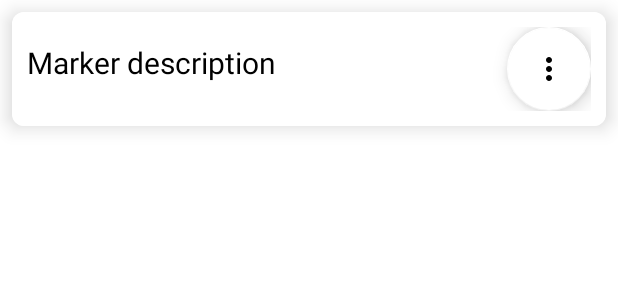
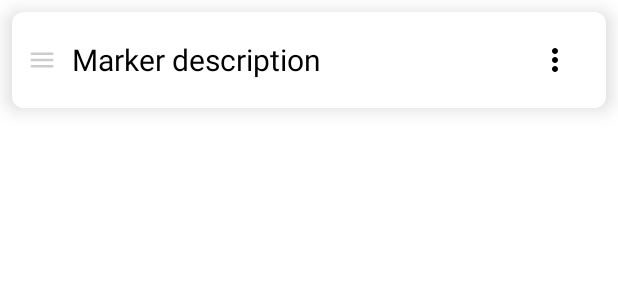
Before and after one commit to anka-ka/Map, an Android app: the layout marker_item.xml on its own in the app's theme, with its tools: preview values and no code run, on a phone screen of 412 x 824 dp. Shown: the top 300 px of the screen. Run offline under Robolectric (Android 15) with nearby library versions, the light colour scheme and no system bars.

Commit message:
changed marker item design, fix dialog marker input

```diff
--- a/app/src/main/java/ru/netology/map/ui/theme/MapFragment.kt
+++ b/app/src/main/java/ru/netology/map/ui/theme/MapFragment.kt
@@ -237,9 +237,6 @@ class MapFragment : Fragment(R.layout.fragment_map), CameraListener {
         if (::mapView.isInitialized) {
             mapView.onStart()
             MapKitFactory.getInstance().onStart()
-            setupMap()
-        } else {
-            Log.d("MapFragment", "mapView is not initialized")
         }
     }
 
@@ -255,10 +252,10 @@ class MapFragment : Fragment(R.layout.fragment_map), CameraListener {
     override fun onResume() {
         super.onResume()
         Log.d("MapFragment", "onResume called")
+
         if (::mapView.isInitialized) {
             mapView.onStart()
             MapKitFactory.getInstance().onStart()
-            setupMap()
         }
     }
 }
--- a/app/src/main/java/ru/netology/map/ui/theme/MarksMenuFragment.kt
+++ b/app/src/main/java/ru/netology/map/ui/theme/MarksMenuFragment.kt
@@ -5,6 +5,7 @@ import android.app.AlertDialog
 import android.os.Bundle
 import android.view.View
 import android.widget.EditText
+import android.widget.ImageButton
 import androidx.fragment.app.Fragment
 import androidx.fragment.app.viewModels
 import androidx.lifecycle.lifecycleScope
@@ -12,7 +13,6 @@ import androidx.navigation.fragment.findNavController
 import androidx.recyclerview.widget.ItemTouchHelper
 import androidx.recyclerview.widget.LinearLayoutManager
 import androidx.recyclerview.widget.RecyclerView
-import com.google.android.material.button.MaterialButton
 import dagger.hilt.android.AndroidEntryPoint
 import kotlinx.coroutines.launch
 import ru.netology.map.R
@@ -51,8 +51,8 @@ class MarksMenuFragment : Fragment(R.layout.marks_menu) {
                 adapter.updateData(markers)
             }
 
-        view.findViewById<MaterialButton>(R.id.back).setOnClickListener {
-            findNavController().navigate(R.id.action_MarksMenuFragment_to_mapFragment)
+        view.findViewById<ImageButton>(R.id.back).setOnClickListener {
+            findNavController().popBackStack()
         }
     }
 
--- /dev/null
+++ b/app/src/main/res/drawable/baseline_menu_24.xml
@@ -0,0 +1,12 @@
+<vector xmlns:android="http://schemas.android.com/apk/res/android"
+    android:width="24dp"
+    android:height="24dp"
+    android:tint="#000000"
+    android:viewportWidth="24"
+    android:viewportHeight="24">
+
+    <path
+        android:fillColor="@android:color/white"
+        android:pathData="M3,18h18v-2L3,16v2zM3,13h18v-2L3,11v2zM3,6v2h18L21,6L3,6z" />
+
+</vector>
--- a/app/src/main/res/layout/marker_item.xml
+++ b/app/src/main/res/layout/marker_item.xml
@@ -16,27 +16,33 @@
         android:orientation="horizontal"
         android:padding="10dp">
 
+        <ImageView
+            android:layout_width="20dp"
+            android:layout_height="fill_parent"
+            app:srcCompat="@drawable/baseline_menu_24"
+            android:alpha="0.2"
+            />
+
+
         <TextView
             android:id="@+id/marker_description"
             android:layout_width="0dp"
-            android:layout_height="wrap_content"
+            android:layout_height="fill_parent"
             android:layout_weight="1"
-            android:paddingTop="10dp"
+            android:paddingTop="8dp"
+            android:paddingStart="10dp"
             android:text="@string/marker_description"
             android:textColor="@color/black"
             android:textSize="20sp" />
 
 
-        <com.google.android.material.floatingactionbutton.FloatingActionButton
+        <ImageButton
             android:id="@+id/menu"
-            style="?attr/floatingActionButtonSmallStyle"
             android:layout_width="wrap_content"
             android:layout_height="wrap_content"
             android:layout_gravity="end"
             app:backgroundTint="?attr/colorPrimary"
             app:tint="?attr/colorOnPrimary"
-            app:elevation="8dp"
-            app:pressedTranslationZ="8dp"
             android:contentDescription="@string/menu"
             app:srcCompat="@drawable/baseline_more_vert_24" />
 
--- a/app/src/main/res/values/colors.xml
+++ b/app/src/main/res/values/colors.xml
@@ -6,4 +6,5 @@
     <color name="CadetBlue">#5F9EA0</color>
     <color name="black">#FF000000</color>
     <color name="white">#FFFFFFFF</color>
+    <color name="grey">#b1b8b8</color>
 </resources>
```
Also changed, not shown: app/src/main/res/layout/dialog_marker_input.xml (+20 -9 lines), app/src/main/res/layout/fragment_map.xml (+20 -6 lines), app/src/main/res/layout/marks_menu.xml (+3 -4 lines), app/src/main/res/values/styles.xml (+13 -0 lines).
